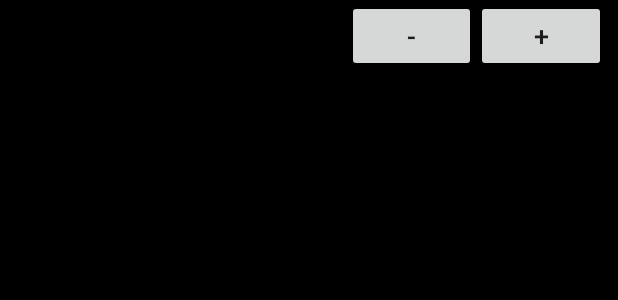
After one commit to amoz871/charplan, an Android app: the layout skills_fragment.xml on its own in the app's theme, with its tools: preview values and no code run, on a phone screen of 412 x 824 dp. The commit adds this screen. Shown: the top 300 px of the screen. Run offline under Robolectric (Android 15) with nearby library versions, the phone set to English and light mode, and no system bars.

Commit message:
Adding SkillsFragment and reworked database
DB progress:
- Classes done
- Specs done
- Skills done up to Hib Reg Spec

```diff
--- a/app/src/main/java/com/daoc/charplan/model/Spec.java
+++ b/app/src/main/java/com/daoc/charplan/model/Spec.java
@@ -17,7 +17,7 @@ public class Spec extends AbstractListItem implements Serializable {
 
     private int mId;
     private String mTitle;
-    private String mSpecTitle;
+    private String mSecTitle;
     private List<Skill> mBaseSkills;
     private List<Skill> mSpecSkills;
 
@@ -30,8 +30,8 @@ public class Spec extends AbstractListItem implements Serializable {
         return mTitle;
     }
 
-    public String getSpecTitle() {
-        return mSpecTitle;
+    public String getSecTitle() {
+        return mSecTitle;
     }
 
     public List<Skill> getBaseSkills() {
--- a/app/src/main/java/com/daoc/charplan/provider/DbContract.java
+++ b/app/src/main/java/com/daoc/charplan/provider/DbContract.java
@@ -14,7 +14,7 @@ public class DbContract {
         public static final String TITLE = "title";
         public static final String REALM = "realm";
         public static final String SUBCLASS = "subclass";
-        // TODO: add the rest
+        public static final String MULTIPLIER = "multiplier";
     }
 
     public static abstract class TableAbilities implements BaseColumns {
@@ -29,7 +29,7 @@ public class DbContract {
 
     public static abstract class TableSpecs implements BaseColumns {
         public static final String TABLE = "specs";
-        public static final String CLASS = "class";
+        public static final String CLASS = "classes";
 
         public static final String _ID = "_id";
         public static final String TITLE = "title";
--- /dev/null
+++ b/app/src/main/res/layout/skills_fragment.xml
@@ -0,0 +1,95 @@
+<?xml version="1.0" encoding="utf-8"?><!-- Layout for StatFragment -->
+<RelativeLayout xmlns:android="http://schemas.android.com/apk/res/android"
+    android:layout_width="match_parent"
+    android:layout_height="match_parent"
+    android:background="@color/colorPrimary">
+
+    <!-- Linear Layout for the Level-related views -->
+    <LinearLayout
+        android:id="@+id/skills_level_layout"
+        android:layout_width="fill_parent"
+        android:layout_height="wrap_content"
+        android:layout_marginStart="@dimen/spacing_small"
+        android:layout_marginEnd="@dimen/spacing_small"
+        android:orientation="horizontal">
+
+        <!-- TextView displaying level -->
+        <TextView
+            android:id="@+id/skills_level_text_view"
+            android:layout_width="0dip"
+            android:layout_height="wrap_content"
+            android:layout_weight="2.5"
+            android:layout_gravity="center"
+            android:gravity="center"
+            android:layout_marginStart="@dimen/spacing_small"
+            android:textSize="@dimen/text_large" />
+
+        <!-- Button to decrease level -->
+        <Button
+            android:id="@+id/skills_decrease_level"
+            android:layout_width="0dip"
+            android:layout_height="wrap_content"
+            android:layout_weight="1"
+            android:text="@string/skills_minus"
+            android:textSize="@dimen/text_large" />
+
+        <!-- Button to increase level -->
+        <Button
+            android:id="@+id/skills_increase_level"
+            android:layout_width="0dip"
+            android:layout_height="wrap_content"
+            android:layout_weight="1"
+            android:text="@string/skills_plus"
+            android:textSize="@dimen/text_large" />
+
+    </LinearLayout>
+
+    <!-- LinearLayout for the points related views -->
+    <LinearLayout
+        android:id="@+id/skills_points_layout"
+        android:layout_width="fill_parent"
+        android:layout_height="wrap_content"
+        android:layout_marginTop="@dimen/spacing_medium"
+        android:layout_marginStart="@dimen/spacing_small"
+        android:layout_marginEnd="@dimen/spacing_small"
+        android:layout_below="@id/skills_level_layout"
+        android:orientation="horizontal">
+
+        <!-- TextView displaying total points -->
+        <TextView
+            android:id="@+id/skills_total_points_text"
+            android:layout_width="0dip"
+            android:layout_height="wrap_content"
+            android:layout_weight="1"
+            android:layout_marginStart="@dimen/spacing_small"
+            android:textSize="@dimen/text_medium" />
+
+        <!-- TextView displaying remaining points -->
+        <TextView
+            android:id="@+id/skills_remaining_points_text"
+            android:layout_width="0dip"
+            android:layout_height="wrap_content"
+            android:layout_weight="1"
+            android:layout_marginStart="@dimen/spacing_small"
+            android:textSize="@dimen/text_medium" />
+
+        <!-- TextView displaying bonus points -->
+        <TextView
+            android:id="@+id/skills_bonus_points_text"
+            android:layout_width="0dip"
+            android:layout_height="wrap_content"
+            android:layout_weight="1"
+            android:layout_marginStart="@dimen/spacing_small"
+            android:textSize="@dimen/text_medium" />
+
+    </LinearLayout>
+
+    <!-- RecyclerView to show list of abilities -->
+    <android.support.v7.widget.RecyclerView
+        android:id="@+id/skills_recycler_view"
+        android:layout_width="match_parent"
+        android:layout_height="wrap_content"
+        android:layout_below="@id/skills_points_layout">
+
+    </android.support.v7.widget.RecyclerView>
+</RelativeLayout>
--- a/app/src/main/res/values/strings.xml
+++ b/app/src/main/res/values/strings.xml
@@ -10,4 +10,7 @@
     <string name="hibernia">Hibernia</string>
     <string name="midgard">Midgard</string>
     <string name="unknown">Unknown</string>
+    <!-- SkillsFragment strings -->
+    <string name="skills_minus">-</string>
+    <string name="skills_plus">+</string>
 </resources>
```
Also changed, not shown: app/src/main/java/com/daoc/charplan/provider/DbHelper.java (+8 -5 lines), app/src/main/java/com/daoc/charplan/ui/character/CharacterFragment.java (+6 -3 lines), app/src/main/java/com/daoc/charplan/ui/character/SkillsFragment.java (added, +93 -0 lines), app/src/main/assets/databases/classic.db, 3 other files.
